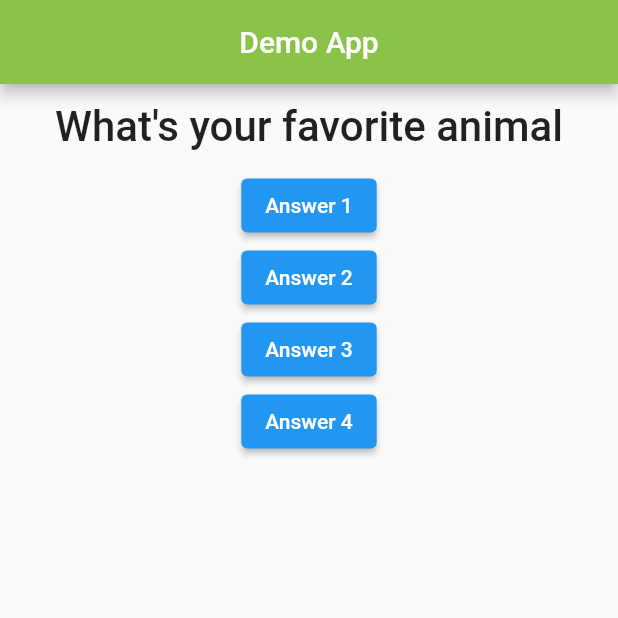
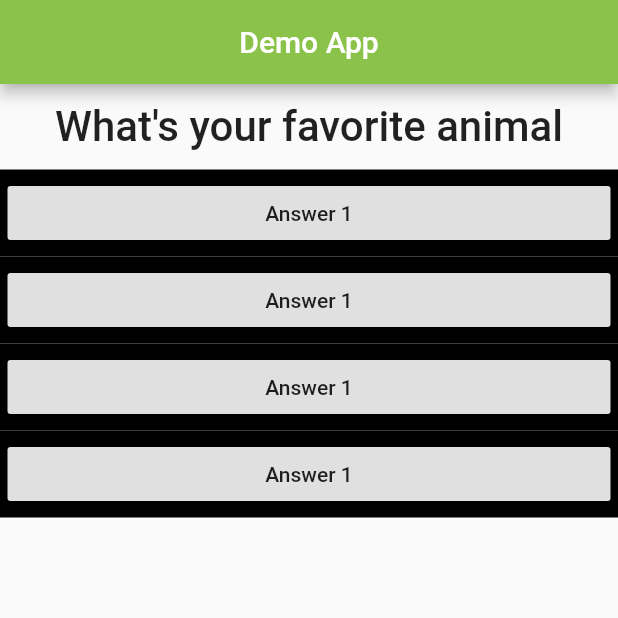
Before and after one commit to viswamvs/Quiz-App, a Flutter app: the screen it shows after launch, after a tap on "Answer 1", on a phone screen of 412 x 824 dp, the top half of it. Run offline on Flutter 3.47's test engine with Material 2 defaults, Android fonts, the phone set to English and light mode, and no system bars; Roboto replaces fonts that are missing (Times New Roman).

Commit message:
made connections to answer widget

```diff
--- a/lib/main.dart
+++ b/lib/main.dart
@@ -1,5 +1,6 @@
 import 'package:flutter/material.dart';
 import 'question.dart';
+import 'answer.dart';
 
 void main() => runApp(MyApp());
 
@@ -37,25 +38,10 @@ class _MyAppState extends State<MyApp> {
         body: Column(
           children: [
             Question(questions[_questionIndex]),
-            ElevatedButton(
-              onPressed: _answerQuestion,
-              child: Text("Answer 1"),
-            ),
-            ElevatedButton(
-              onPressed: () => print('Answer 2 Chosen'),
-              child: Text("Answer 2"),
-            ),
-            ElevatedButton(
-              onPressed: () => {
-                //
-                print('Answer 3 Chosen')
-              },
-              child: Text("Answer 3"),
-            ),
-            ElevatedButton(
-              onPressed: () => print('Answer 4 Chosen'),
-              child: Text("Answer 4"),
-            ),
+            Answer(_answerQuestion),
+            Answer(_answerQuestion),
+            Answer(_answerQuestion),
+            Answer(_answerQuestion)
           ],
         ),
       ),
```
